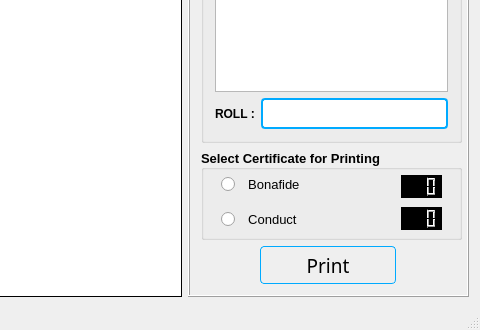
This is src/Interface/interface.ui in mskonline/docmaqv2 as Qt 5 draws it before an edit; both pictures show x 540 to 1020 and y 393 to 723 of the 1020 by 723 pixel window. The edited form follows.
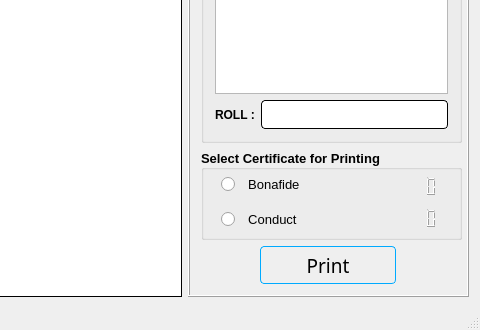
This is the edited form. Icons and pictures are not drawn. Custom widgets are drawn as their Qt base class.

```diff
--- a/src/Interface/interface.ui
+++ b/src/Interface/interface.ui
@@ -370,7 +370,7 @@
                 </property>
                 <property name="styleSheet">
                  <string notr="true"> QLineEdit{
-border: 2px solid #00AAFF;
+border: 1px solid #000000;
 border-radius:4px;
 }
 
@@ -469,15 +469,11 @@
               <pointsize>10</pointsize>
              </font>
             </property>
-            <property name="styleSheet">
-             <string notr="true">background-color: rgb(0, 0, 0);
-color: rgb(255, 255, 255);</string>
-            </property>
             <property name="frameShape">
-             <enum>QFrame::Box</enum>
+             <enum>QFrame::NoFrame</enum>
             </property>
             <property name="frameShadow">
-             <enum>QFrame::Raised</enum>
+             <enum>QFrame::Plain</enum>
             </property>
             <property name="lineWidth">
              <number>1</number>
@@ -512,15 +508,11 @@
               <pointsize>10</pointsize>
              </font>
             </property>
-            <property name="styleSheet">
-             <string notr="true">background-color: rgb(0, 0, 0);
-color: rgb(255, 255, 255);</string>
-            </property>
             <property name="frameShape">
-             <enum>QFrame::Box</enum>
+             <enum>QFrame::NoFrame</enum>
             </property>
             <property name="frameShadow">
-             <enum>QFrame::Raised</enum>
+             <enum>QFrame::Plain</enum>
             </property>
             <property name="lineWidth">
              <number>1</number>
```
Left out of the diff: 4 changed lines with no effect on the pictures.
